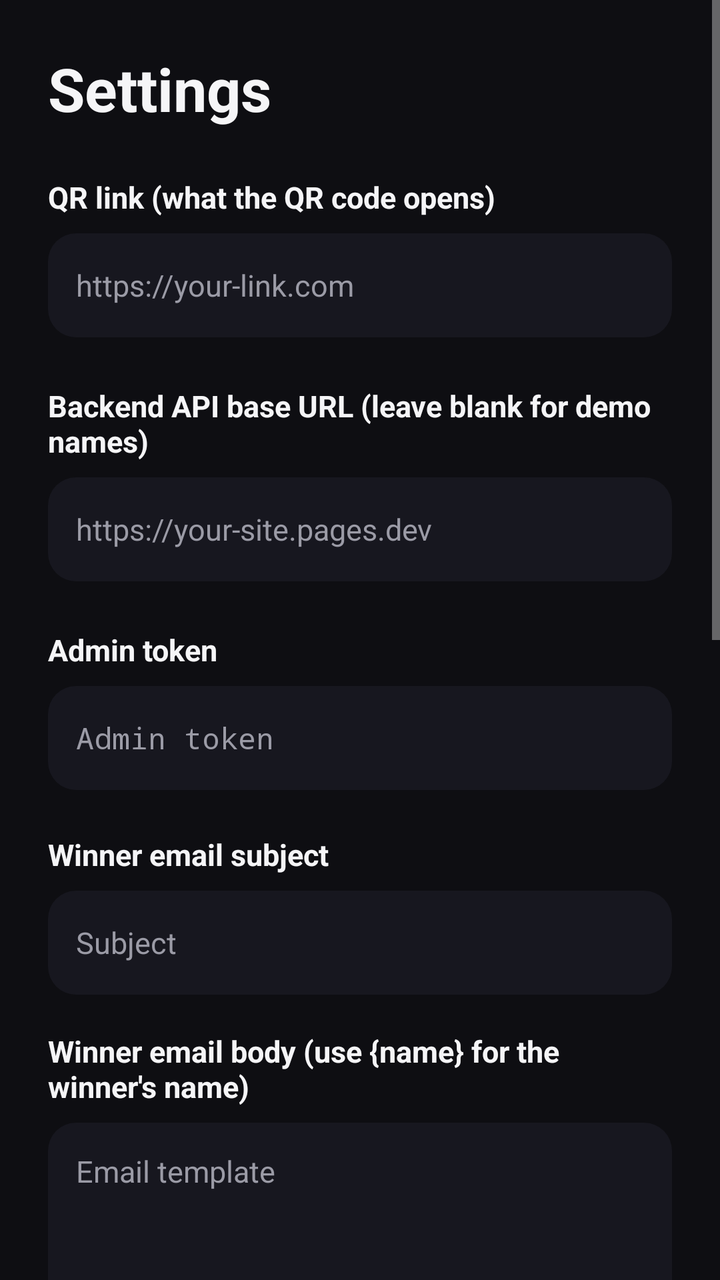
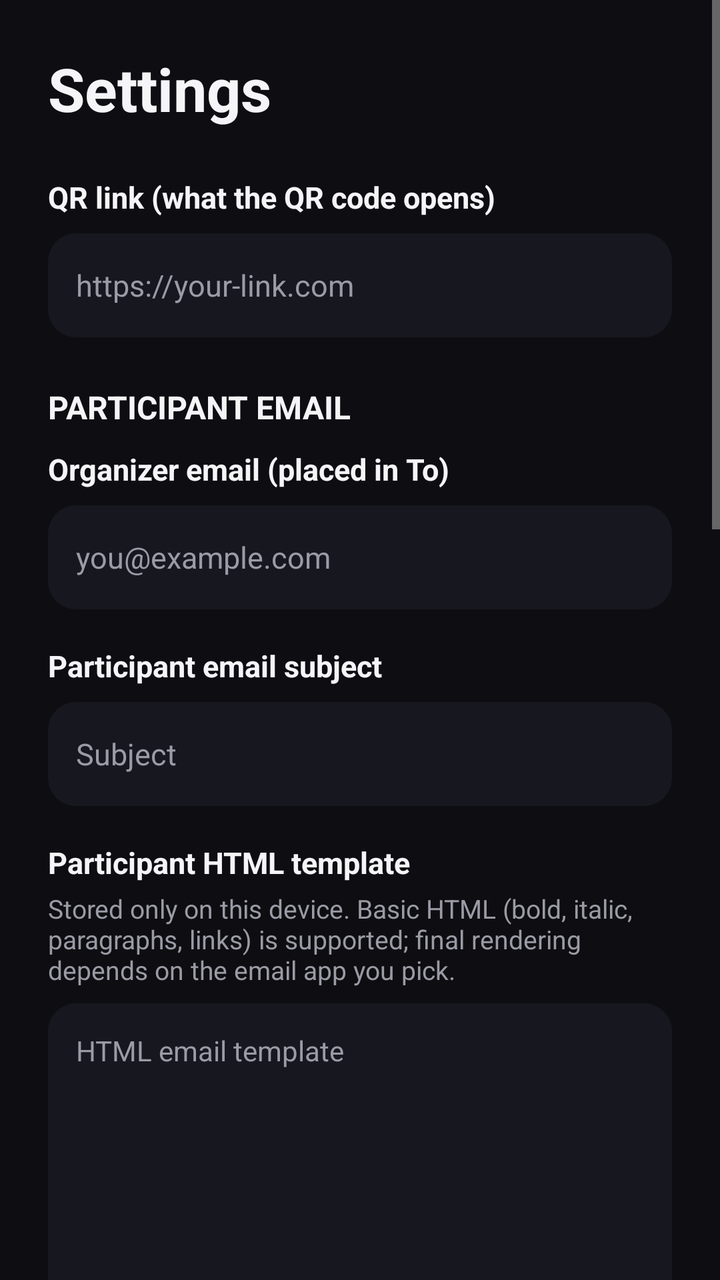

Before-and-after screenshots of an Android layout around one commit, followed by the original layout XML and the change that was made.
<!-- AndroidManifest.xml: application theme AppTheme -->
<!-- res/layout/activity_settings.xml -->
<?xml version="1.0" encoding="utf-8"?>
<ScrollView xmlns:android="http://schemas.android.com/apk/res/android"
    android:layout_width="match_parent"
    android:layout_height="match_parent"
    android:fillViewport="true"
    android:background="@color/bg">
    <LinearLayout
        android:orientation="vertical"
        android:layout_width="match_parent"
        android:layout_height="wrap_content"
        android:padding="24dp">
        <TextView
            android:layout_width="wrap_content"
            android:layout_height="wrap_content"
            android:text="Settings"
            android:textColor="@color/text"
            android:textSize="30sp"
            android:textStyle="bold"
            android:layout_marginBottom="24dp" />
        <TextView
            android:layout_width="wrap_content"
            android:layout_height="wrap_content"
            android:text="QR link (what the QR code opens)"
            android:textColor="@color/text"
            android:textSize="15sp"
            android:textStyle="bold" />
        <EditText
            android:id="@+id/inSignupUrl"
            android:layout_width="match_parent"
            android:layout_height="52dp"
            android:layout_marginTop="8dp"
            android:background="@drawable/bg_input_dark"
            android:padding="14dp"
            android:textColor="@color/text"
            android:textColorHint="@color/text_dim"
            android:hint="https://your-link.com"
            android:inputType="textUri"
            android:textSize="15sp" />
        <TextView
            android:layout_width="wrap_content"
            android:layout_height="wrap_content"
            android:text="Backend API base URL (leave blank for demo names)"
            android:textColor="@color/text"
            android:textSize="15sp"
            android:textStyle="bold"
            android:layout_marginTop="24dp" />
        <EditText
            android:id="@+id/inApiBase"
            android:layout_width="match_parent"
            android:layout_height="52dp"
            android:layout_marginTop="8dp"
            android:background="@drawable/bg_input_dark"
            android:padding="14dp"
            android:textColor="@color/text"
            android:textColorHint="@color/text_dim"
            android:hint="https://your-site.pages.dev"
            android:inputType="textUri"
            android:textSize="15sp" />
        <TextView
            android:layout_width="wrap_content"
            android:layout_height="wrap_content"
            android:text="Admin token"
            android:textColor="@color/text"
            android:textSize="15sp"
            android:textStyle="bold"
            android:layout_marginTop="24dp" />
        <EditText
            android:id="@+id/inAdminToken"
            android:layout_width="match_parent"
            android:layout_height="52dp"
            android:layout_marginTop="8dp"
            android:background="@drawable/bg_input_dark"
            android:padding="14dp"
            android:textColor="@color/text"
            android:textColorHint="@color/text_dim"
            android:hint="Admin token"
            android:inputType="textPassword"
            android:textSize="15sp" />
        <TextView
            android:layout_width="wrap_content"
            android:layout_height="wrap_content"
            android:layout_marginTop="22dp"
            android:text="Winner email subject"
            android:textColor="@color/text"
            android:textSize="15sp"
            android:textStyle="bold" />
        <EditText
            android:id="@+id/inWinSubject"
            android:layout_width="match_parent"
            android:layout_height="52dp"
            android:layout_marginTop="8dp"
            android:background="@drawable/bg_input_dark"
            android:padding="14dp"
            android:textColor="@color/text"
            android:textColorHint="@color/text_dim"
            android:hint="Subject"
            android:textSize="15sp" />
        <TextView
            android:layout_width="wrap_content"
            android:layout_height="wrap_content"
            android:layout_marginTop="18dp"
            android:text="Winner email body (use {name} for the winner's name)"
            android:textColor="@color/text"
            android:textSize="15sp"
            android:textStyle="bold" />
        <EditText
            android:id="@+id/inWinBody"
            android:layout_width="match_parent"
            android:layout_height="wrap_content"
            android:minLines="5"
            android:layout_marginTop="8dp"
            android:background="@drawable/bg_input_dark"
            android:padding="14dp"
            android:textColor="@color/text"
            android:textColorHint="@color/text_dim"
            android:hint="Email template"
            android:gravity="top"
            android:inputType="textMultiLine"
            android:textSize="15sp" />
        <TextView
            android:layout_width="wrap_content"
            android:layout_height="wrap_content"
            android:text="Option button rows (extra data on the Info screen)"
            android:textColor="@color/text"
            android:textSize="16sp"
            android:textStyle="bold"
            android:layout_marginTop="30dp" />
        <TextView
            android:layout_width="wrap_content"
            android:layout_height="wrap_content"
            android:text="Up to 3 rows, 1-4 buttons each. A row only shows on the Info screen when its switch is on. Answers land in the Excel export."
            android:textColor="@color/text_dim"
            android:textSize="14sp"
            android:layout_marginTop="6dp" />
        <LinearLayout
            android:id="@+id/optRowsEditor"
            android:orientation="vertical"
            android:layout_width="match_parent"
            android:layout_height="wrap_content" />
        <TextView
            android:id="@+id/btnSave"
            android:layout_width="match_parent"
            android:layout_height="56dp"
            android:layout_marginTop="36dp"
            android:background="@drawable/bg_button_red"
            android:gravity="center"
            android:text="SAVE"
            android:textColor="#FFFFFFFF"
            android:textSize="17sp"
            android:textStyle="bold"
            android:letterSpacing="0.05" />
        <TextView
            android:id="@+id/btnNewGame"
            android:layout_width="match_parent"
            android:layout_height="56dp"
            android:layout_marginTop="16dp"
            android:background="@drawable/bg_button_dark"
            android:gravity="center"
            android:text="NEW GAME - CLEAR ALL PLAYERS"
            android:textColor="@color/text"
            android:textSize="15sp"
            android:textStyle="bold"
            android:letterSpacing="0.05" />
        <TextView
            android:layout_width="wrap_content"
            android:layout_height="wrap_content"
            android:text="The wheel spins from the names you add on the Info tab (demo names until then). The backend fields are only needed for the email-sending routes once the site is live."
            android:textColor="@color/text_dim"
            android:textSize="14sp"
            android:layout_marginTop="20dp" />
        <TextView
            android:layout_width="wrap_content"
            android:layout_height="wrap_content"
            android:layout_marginTop="28dp"
            android:text="LAST SCAN - WHAT IT READ"
            android:textColor="@color/text"
            android:textSize="14sp"
            android:textStyle="bold"
            android:letterSpacing="0.05" />
        <TextView
            android:id="@+id/txtLastScan"
            android:layout_width="match_parent"
            android:layout_height="wrap_content"
            android:layout_marginTop="8dp"
            android:background="@drawable/bg_input_dark"
            android:padding="14dp"
            android:textColor="@color/text_dim"
            android:textSize="13sp"
            android:textIsSelectable="true" />
        <TextView
            android:id="@+id/btnPrivacy"
            android:layout_width="wrap_content"
            android:layout_height="wrap_content"
            android:layout_gravity="center_horizontal"
            android:layout_marginTop="28dp"
            android:layout_marginBottom="24dp"
            android:padding="12dp"
            android:text="PRIVACY AND LEGAL"
            android:textColor="@color/text_dim"
            android:textSize="14sp"
            android:letterSpacing="0.05" />
    </LinearLayout>
</ScrollView>
<!-- resources referenced by this layout -->
<resources>
  <color name="bg">#FF0E0E12</color>
  <color name="text">#FFF5F5F7</color>
  <color name="text_dim">#FF9B9BA6</color>
  <!-- drawable bg_button_dark (drawable) -->
  <?xml version="1.0" encoding="utf-8"?>
  <selector xmlns:android="http://schemas.android.com/apk/res/android">
      <item android:state_pressed="true">
          <shape android:shape="rectangle"><solid android:color="#FF3A3A46" /><corners android:radius="28dp" /></shape>
      </item>
      <item>
          <shape android:shape="rectangle"><solid android:color="#FF2A2A33" /><corners android:radius="28dp" /></shape>
      </item>
  </selector>
  <!-- drawable bg_button_red (drawable) -->
  <?xml version="1.0" encoding="utf-8"?>
  <selector xmlns:android="http://schemas.android.com/apk/res/android">
      <item android:state_pressed="true">
          <shape android:shape="rectangle"><solid android:color="#FFC93A3F" /><corners android:radius="28dp" /></shape>
      </item>
      <item android:state_enabled="false">
          <shape android:shape="rectangle"><solid android:color="#FF5A2A2D" /><corners android:radius="28dp" /></shape>
      </item>
      <item>
          <shape android:shape="rectangle"><solid android:color="#FFE5484D" /><corners android:radius="28dp" /></shape>
      </item>
  </selector>
  <!-- drawable bg_input_dark (drawable) -->
  <?xml version="1.0" encoding="utf-8"?>
  <shape xmlns:android="http://schemas.android.com/apk/res/android" android:shape="rectangle">
      <solid android:color="#FF17171F" />
      <corners android:radius="14dp" />
  </shape>
  <style name="AppTheme" parent="android:Theme.Material.NoActionBar">
          <item name="android:windowBackground">@color/bg</item>
          <item name="android:statusBarColor">@color/bg</item>
          <item name="android:navigationBarColor">@color/bg</item>
          <item name="android:colorAccent">@color/accent</item>
      </style>
  <color name="accent">#FFE5484D</color>
</resources>

<!-- the commit's change to res/layout/activity_settings.xml (unified diff, before → after) -->
@@ -39,43 +39,79 @@
         <TextView
             android:layout_width="wrap_content"
             android:layout_height="wrap_content"
-            android:text="Backend API base URL (leave blank for demo names)"
-            android:textColor="@color/text"
-            android:textSize="15sp"
-            android:textStyle="bold"
-            android:layout_marginTop="24dp" />
-        <EditText
-            android:id="@+id/inApiBase"
-            android:layout_width="match_parent"
-            android:layout_height="52dp"
-            android:layout_marginTop="8dp"
-            android:background="@drawable/bg_input_dark"
-            android:padding="14dp"
-            android:textColor="@color/text"
-            android:textColorHint="@color/text_dim"
-            android:hint="https://your-site.pages.dev"
-            android:inputType="textUri"
-            android:textSize="15sp" />
-        <TextView
-            android:layout_width="wrap_content"
-            android:layout_height="wrap_content"
-            android:text="Admin token"
-            android:textColor="@color/text"
-            android:textSize="15sp"
-            android:textStyle="bold"
-            android:layout_marginTop="24dp" />
-        <EditText
-            android:id="@+id/inAdminToken"
-            android:layout_width="match_parent"
-            android:layout_height="52dp"
-            android:layout_marginTop="8dp"
-            android:background="@drawable/bg_input_dark"
-            android:padding="14dp"
-            android:textColor="@color/text"
-            android:textColorHint="@color/text_dim"
-            android:hint="Admin token"
-            android:inputType="textPassword"
-            android:textSize="15sp" />
+            android:layout_marginTop="24dp"
+            android:text="PARTICIPANT EMAIL"
+            android:textColor="@color/text"
+            android:textSize="16sp"
+            android:textStyle="bold" />
+        <TextView
+            android:layout_width="wrap_content"
+            android:layout_height="wrap_content"
+            android:layout_marginTop="10dp"
+            android:text="Organizer email (placed in To)"
+            android:textColor="@color/text"
+            android:textSize="15sp"
+            android:textStyle="bold" />
+        <EditText
+            android:id="@+id/inOrganizerEmail"
+            android:layout_width="match_parent"
+            android:layout_height="52dp"
+            android:layout_marginTop="8dp"
+            android:background="@drawable/bg_input_dark"
+            android:padding="14dp"
+            android:textColor="@color/text"
+            android:textColorHint="@color/text_dim"
+            android:hint="you@example.com"
+            android:inputType="textEmailAddress"
+            android:textSize="15sp" />
+        <TextView
+            android:layout_width="wrap_content"
+            android:layout_height="wrap_content"
+            android:layout_marginTop="18dp"
+            android:text="Participant email subject"
+            android:textColor="@color/text"
+            android:textSize="15sp"
+            android:textStyle="bold" />
+        <EditText
+            android:id="@+id/inParticipantSubject"
+            android:layout_width="match_parent"
+            android:layout_height="52dp"
+            android:layout_marginTop="8dp"
+            android:background="@drawable/bg_input_dark"
+            android:padding="14dp"
+            android:textColor="@color/text"
+            android:textColorHint="@color/text_dim"
+            android:hint="Subject"
+            android:textSize="15sp" />
+        <TextView
+            android:layout_width="wrap_content"
+            android:layout_height="wrap_content"
+            android:layout_marginTop="18dp"
+            android:text="Participant HTML template"
+            android:textColor="@color/text"
+            android:textSize="15sp"
+            android:textStyle="bold" />
+        <TextView
+            android:layout_width="wrap_content"
+            android:layout_height="wrap_content"
+            android:layout_marginTop="4dp"
+            android:text="Stored only on this device. Basic HTML (bold, italic, paragraphs, links) is supported; final rendering depends on the email app you pick."
+            android:textColor="@color/text_dim"
+            android:textSize="13sp" />
+        <EditText
+            android:id="@+id/inParticipantHtml"
+            android:layout_width="match_parent"
+            android:layout_height="wrap_content"
+            android:minLines="8"
+            android:layout_marginTop="8dp"
+            android:background="@drawable/bg_input_dark"
+            android:padding="14dp"
+            android:textColor="@color/text"
+            android:textColorHint="@color/text_dim"
+            android:hint="HTML email template"
+            android:gravity="top"
+            android:inputType="textMultiLine"
+            android:textSize="14sp" />
         <TextView
             android:layout_width="wrap_content"
             android:layout_height="wrap_content"
@@ -128,7 +164,7 @@
         <TextView
             android:layout_width="wrap_content"
             android:layout_height="wrap_content"
-            android:text="Up to 3 rows, 1-4 buttons each. A row only shows on the Info screen when its switch is on. Answers land in the Excel export."
+            android:text="Up to 4 rows, 1-4 buttons each. A row only shows on the Info screen when its switch is on. Answers land in the Excel export."
             android:textColor="@color/text_dim"
             android:textSize="14sp"
             android:layout_marginTop="6dp" />
